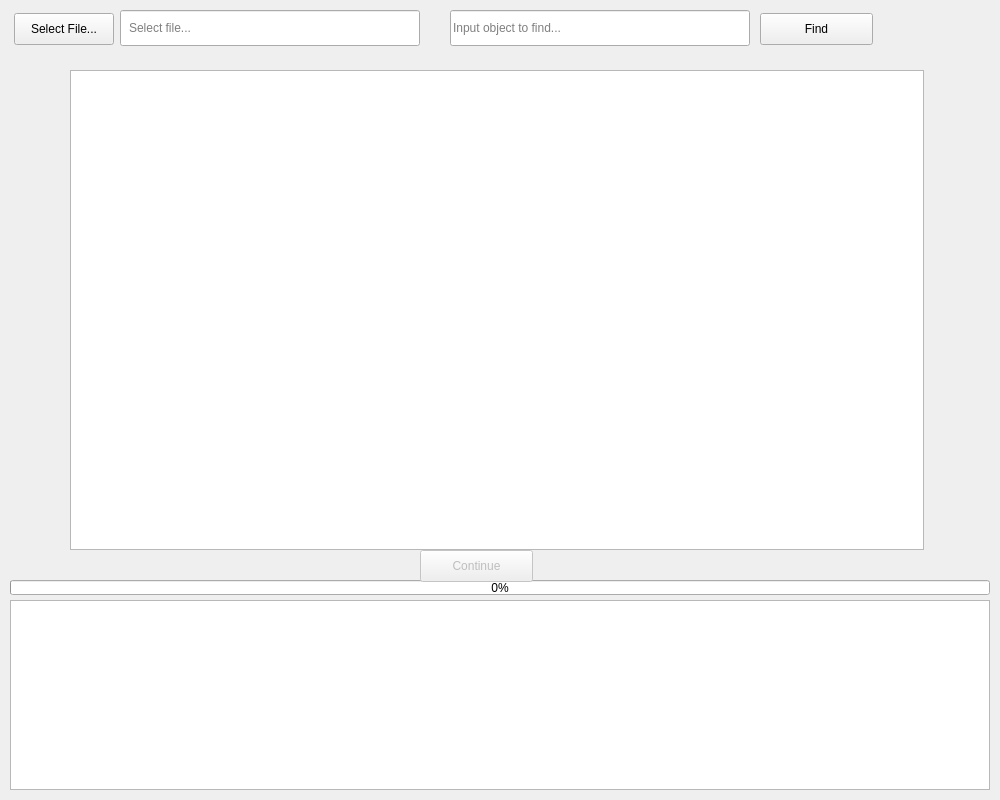
Old version of the form app/ui/main_view.ui in the repository mattvall1/fyp-video_object_timestamp_finder.
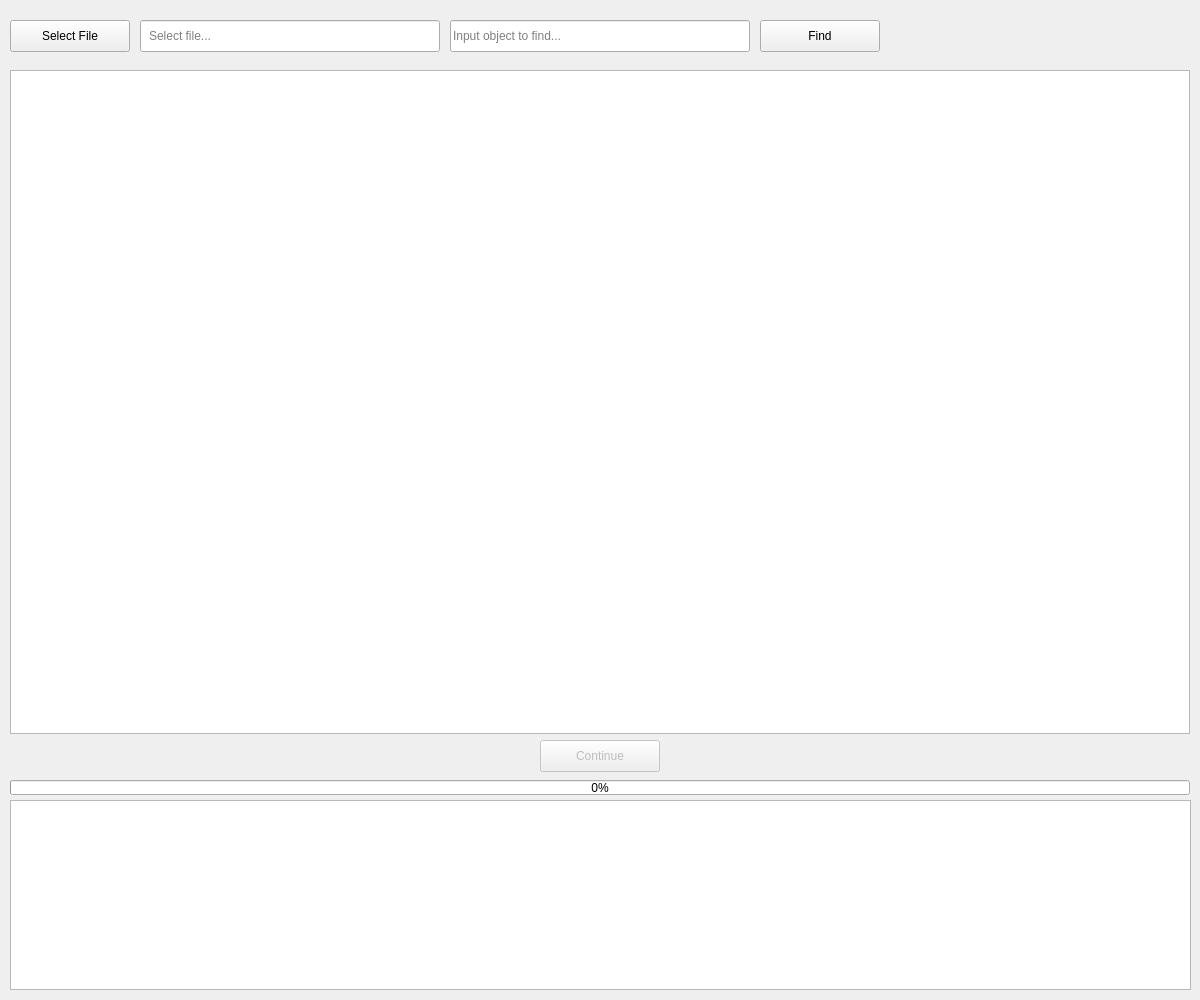
New version of the form.

What changed in the file:
```diff
--- a/app/ui/main_view.ui
+++ b/app/ui/main_view.ui
@@ -9,8 +9,8 @@
    <rect>
     <x>0</x>
     <y>0</y>
-    <width>1000</width>
-    <height>800</height>
+    <width>1200</width>
+    <height>1000</height>
    </rect>
   </property>
   <property name="sizePolicy">
@@ -21,14 +21,14 @@
   </property>
   <property name="minimumSize">
    <size>
-    <width>1000</width>
-    <height>800</height>
+    <width>1200</width>
+    <height>1000</height>
    </size>
   </property>
   <property name="maximumSize">
    <size>
-    <width>1000</width>
-    <height>800</height>
+    <width>1200</width>
+    <height>1000</height>
    </size>
   </property>
   <property name="windowTitle">
@@ -50,10 +50,10 @@
     </property>
     <property name="geometry">
      <rect>
-      <x>120</x>
-      <y>10</y>
+      <x>140</x>
+      <y>20</y>
       <width>300</width>
-      <height>36</height>
+      <height>32</height>
      </rect>
     </property>
     <property name="cursor">
@@ -75,9 +75,9 @@
    <widget class="QPushButton" name="select_file_button">
     <property name="geometry">
      <rect>
-      <x>14</x>
-      <y>13</y>
-      <width>100</width>
+      <x>10</x>
+      <y>20</y>
+      <width>120</width>
       <height>32</height>
      </rect>
     </property>
@@ -85,16 +85,16 @@
      <cursorShape>PointingHandCursor</cursorShape>
     </property>
     <property name="text">
-     <string>Select File...</string>
+     <string>Select File</string>
     </property>
    </widget>
    <widget class="QLineEdit" name="find_text">
     <property name="geometry">
      <rect>
       <x>450</x>
-      <y>10</y>
+      <y>20</y>
       <width>300</width>
-      <height>36</height>
+      <height>32</height>
      </rect>
     </property>
     <property name="text">
@@ -107,10 +107,10 @@
    <widget class="QGraphicsView" name="preview_frame">
     <property name="geometry">
      <rect>
-      <x>70</x>
+      <x>10</x>
       <y>70</y>
-      <width>854</width>
-      <height>480</height>
+      <width>1180</width>
+      <height>664</height>
      </rect>
     </property>
     <property name="cursor" stdset="0">
@@ -124,8 +124,8 @@
     <property name="geometry">
      <rect>
       <x>10</x>
-      <y>600</y>
-      <width>980</width>
+      <y>800</y>
+      <width>1181</width>
       <height>190</height>
      </rect>
     </property>
@@ -147,8 +147,8 @@
     <property name="geometry">
      <rect>
       <x>760</x>
-      <y>13</y>
-      <width>113</width>
+      <y>20</y>
+      <width>120</width>
       <height>32</height>
      </rect>
     </property>
@@ -160,8 +160,8 @@
     <property name="geometry">
      <rect>
       <x>10</x>
-      <y>580</y>
-      <width>980</width>
+      <y>780</y>
+      <width>1180</width>
       <height>15</height>
      </rect>
     </property>
@@ -175,9 +175,9 @@
     </property>
     <property name="geometry">
      <rect>
-      <x>420</x>
-      <y>550</y>
-      <width>113</width>
+      <x>540</x>
+      <y>740</y>
+      <width>120</width>
       <height>32</height>
      </rect>
     </property>
```
